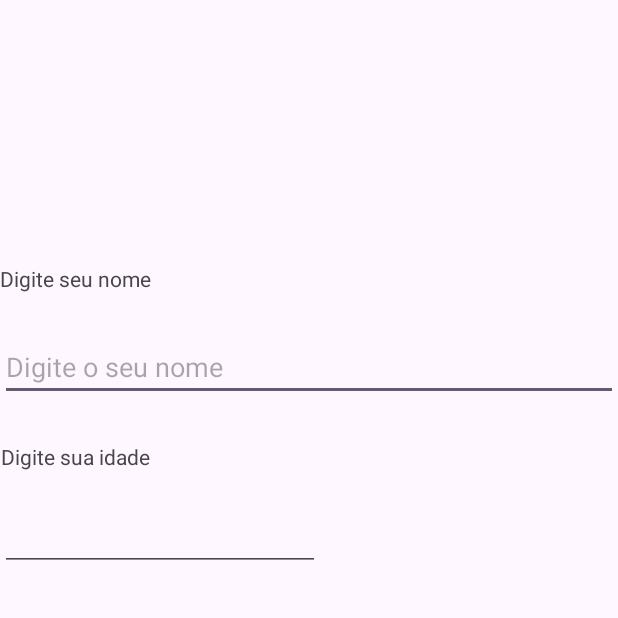
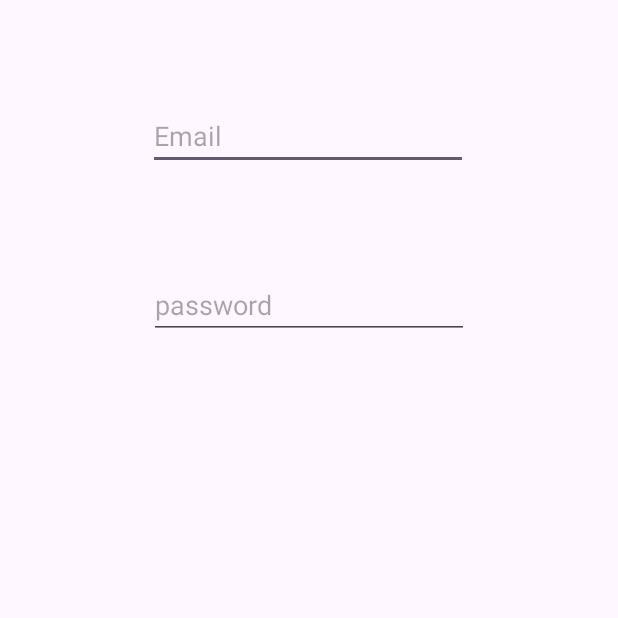
Before and after one commit to Cafurink42/FlinqQ, an Android app: the screen it shows after launch (MainActivity), on a phone screen of 412 x 824 dp, the top half of it. Run offline under Robolectric (Android 15) with nearby library versions, the phone set to English and light mode, and no system bars.

Commit message:
Testando campos e posições

```diff
--- a/app/src/main/res/layout/activity_main.xml
+++ b/app/src/main/res/layout/activity_main.xml
@@ -6,53 +6,39 @@
     android:layout_height="match_parent"
     tools:context=".MainActivity">
 
-    <TextView
+
+    <EditText
+        android:id="@+id/editTextTextEmailAddress"
         android:layout_width="wrap_content"
         android:layout_height="wrap_content"
-        android:text="Digite seu nome"
+        android:layout_marginStart="32dp"
+        android:layout_marginTop="32dp"
+        android:layout_marginEnd="32dp"
+        android:ems="10"
+        android:inputType="textEmailAddress"
+        android:hint="Email"
         app:layout_constraintBottom_toBottomOf="parent"
         app:layout_constraintEnd_toEndOf="parent"
-        app:layout_constraintHorizontal_bias="0.0"
+        app:layout_constraintHorizontal_bias="0.497"
         app:layout_constraintStart_toStartOf="parent"
         app:layout_constraintTop_toTopOf="parent"
-        app:layout_constraintVertical_bias="0.219" />
+        app:layout_constraintVertical_bias="0.048" />
 
-    <com.google.android.material.textfield.TextInputEditText
-        android:layout_width="match_parent"
+    <EditText
+        android:id="@+id/editTextTextPassword"
+        android:layout_width="wrap_content"
         android:layout_height="wrap_content"
-        android:hint="Digite o seu nome"
+        android:layout_marginStart="32dp"
+        android:layout_marginTop="32dp"
+        android:layout_marginEnd="32dp"
+        android:ems="10"
+        android:inputType="textPassword"
+        android:hint="password"
         app:layout_constraintBottom_toBottomOf="parent"
         app:layout_constraintEnd_toEndOf="parent"
-        app:layout_constraintHorizontal_bias="0.0"
-        app:layout_constraintStart_toStartOf="parent"
-
-        app:layout_constraintTop_toTopOf="parent"
-        app:layout_constraintVertical_bias="0.285" />
-
-    <TextView
-        android:id="@+id/textView"
-        android:layout_width="wrap_content"
-        android:layout_height="wrap_content"
-        android:text="Digite sua idade"
-        app:layout_constraintBottom_toBottomOf="parent"
-        app:layout_constraintEnd_toEndOf="parent"
-        app:layout_constraintHorizontal_bias="0.003"
+        app:layout_constraintHorizontal_bias="0.502"
         app:layout_constraintStart_toStartOf="parent"
         app:layout_constraintTop_toTopOf="parent"
-        app:layout_constraintVertical_bias="0.366" />
-
-    <EditText
-        android:id="@+id/editTextNumberSigned"
-        android:layout_width="wrap_content"
-        android:layout_height="wrap_content"
-        android:ems="10"
-        android:inputType="numberSigned"
-        app:layout_constraintBottom_toBottomOf="parent"
-        app:layout_constraintEnd_toEndOf="parent"
-        app:layout_constraintHorizontal_bias="0.0"
-        app:layout_constraintStart_toStartOf="parent"
-        app:layout_constraintTop_toTopOf="parent"
-        app:layout_constraintVertical_bias="0.431" />
-
-
+        app:layout_constraintVertical_bias="0.199"
+        />
 </androidx.constraintlayout.widget.ConstraintLayout>
```
